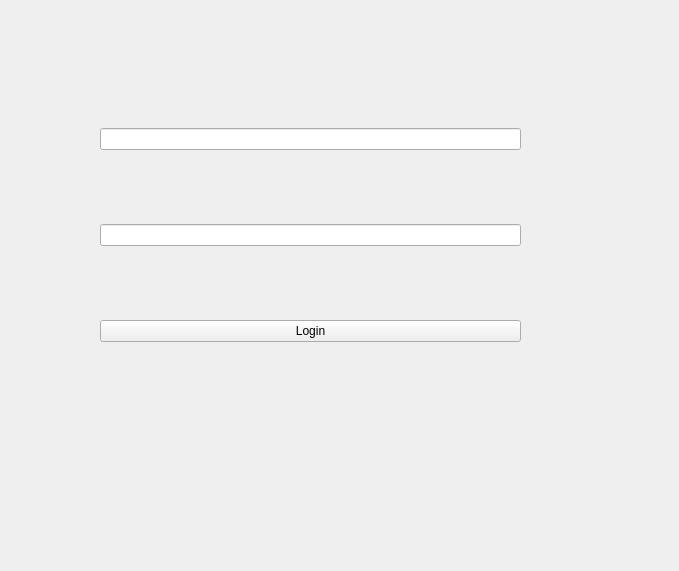
Old version of the form ui/loginWindow.ui in the repository ktalovskih/customerRelationshipManagement.
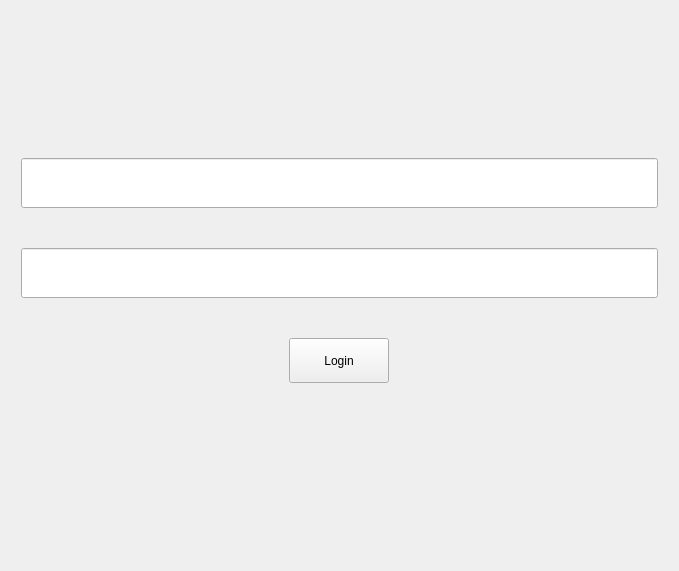
New version of the form.

Diff of the .ui file:
```diff
--- a/ui/loginWindow.ui
+++ b/ui/loginWindow.ui
@@ -13,31 +13,72 @@
   <property name="windowTitle">
    <string>Form</string>
   </property>
-  <widget class="QWidget" name="verticalLayoutWidget">
-   <property name="geometry">
-    <rect>
-     <x>100</x>
-     <y>60</y>
-     <width>421</width>
-     <height>351</height>
-    </rect>
-   </property>
+  <layout class="QGridLayout" name="gridLayout">
+   <item row="0" column="0">
    <layout class="QVBoxLayout" name="verticalLayout">
+     <property name="spacing">
+      <number>40</number>
+     </property>
+     <property name="leftMargin">
+      <number>10</number>
+     </property>
+     <property name="topMargin">
+      <number>10</number>
+     </property>
+     <property name="rightMargin">
+      <number>10</number>
+     </property>
+     <property name="bottomMargin">
+      <number>40</number>
+     </property>
     <item>
-     <widget class="QLineEdit" name="lineEdit"/>
+      <widget class="QLineEdit" name="lineEdit">
+       <property name="minimumSize">
+        <size>
+         <width>0</width>
+         <height>50</height>
+        </size>
+       </property>
+      </widget>
     </item>
     <item>
-     <widget class="QLineEdit" name="lineEdit_2"/>
-    </item>
-    <item>
+      <widget class="QLineEdit" name="lineEdit_2">
+       <property name="minimumSize">
+        <size>
+         <width>0</width>
+         <height>50</height>
+        </size>
+       </property>
+      </widget>
+     </item>
+     <item alignment="Qt::AlignHCenter">
      <widget class="QPushButton" name="pushButton">
+       <property name="sizePolicy">
+        <sizepolicy hsizetype="Fixed" vsizetype="Fixed">
+         <horstretch>0</horstretch>
+         <verstretch>0</verstretch>
+        </sizepolicy>
+       </property>
+       <property name="minimumSize">
+        <size>
+         <width>100</width>
+         <height>0</height>
+        </size>
+       </property>
+       <property name="maximumSize">
+        <size>
+         <width>100</width>
+         <height>45</height>
+        </size>
+       </property>
       <property name="text">
        <string>Login</string>
       </property>
      </widget>
     </item>
    </layout>
-  </widget>
+   </item>
+  </layout>
  </widget>
  <resources/>
  <connections/>
```
Left out of the diff: 4 changed lines with no effect on the pictures. Lines whose indentation alone changed are shown as unchanged.
